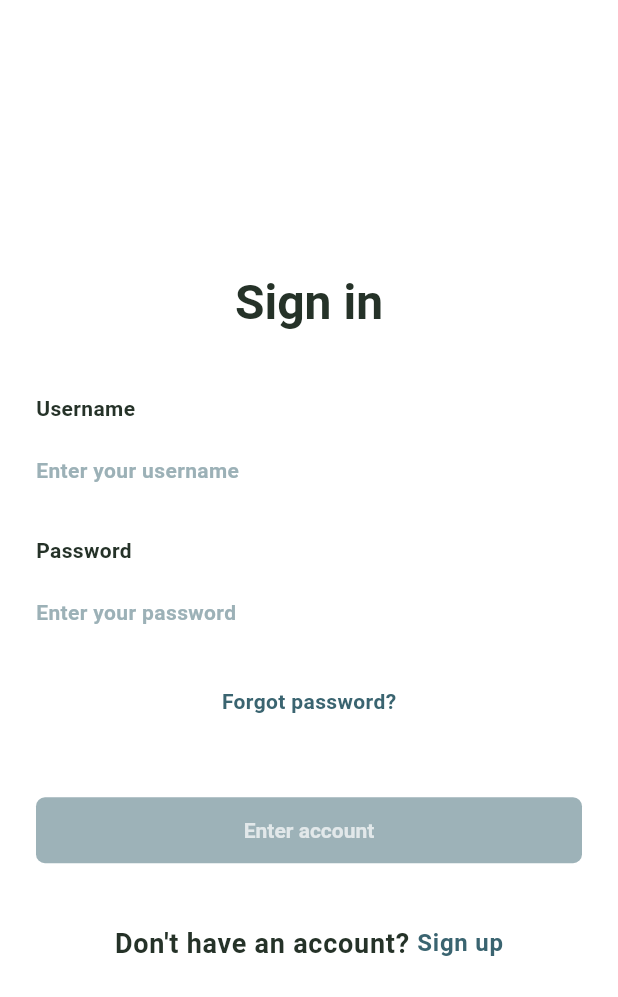
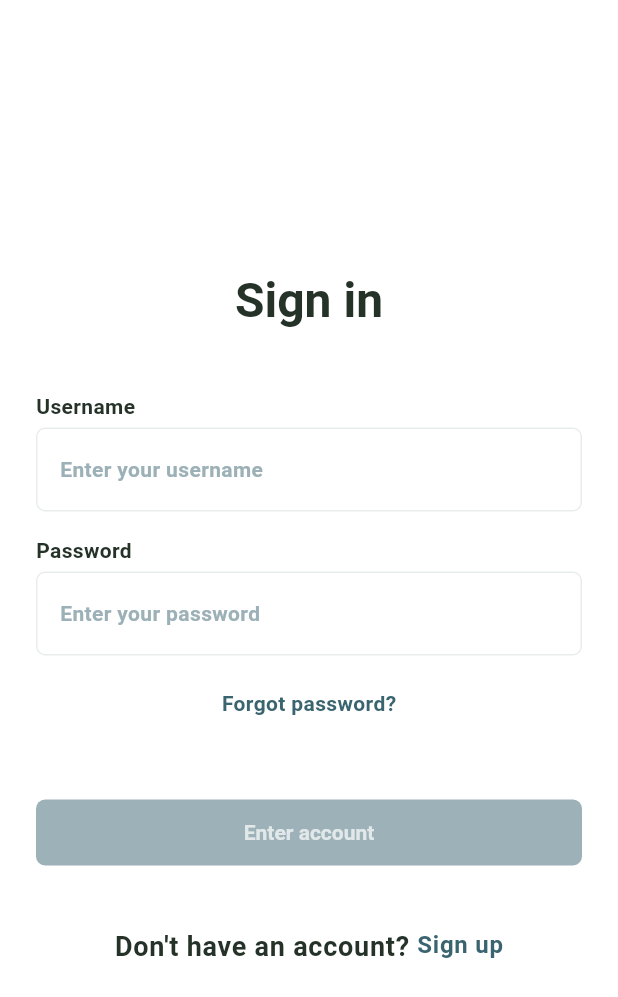
Before and after one commit to guysiman/sensy_patient_app, a Flutter app: the screen it shows after launch, on a phone screen of 412 x 824 dp. Shown: the top 997 px of the screen. Run offline on Flutter 3.47's test engine with Material 3 defaults, Android fonts, the light colour scheme and no system bars; our stand-ins replace firebase_core, flutter_blue; accounts and stored records are empty.

Commit message:
fix border color

```diff
--- a/lib/screens/sign_in_page.dart
+++ b/lib/screens/sign_in_page.dart
@@ -75,7 +75,15 @@ class _SignInPageState extends State<SignInPage> {
                         Theme.of(context).textTheme.bodyMedium?.copyWith(
                               color: Theme.of(context).hintColor,
                             ),
-                    border: InputBorder.none,
+                    border: OutlineInputBorder(
+                        borderRadius: BorderRadius.circular(6),
+                        borderSide: BorderSide(color: Color(0xFFE8EDEC))),
+                    enabledBorder: OutlineInputBorder(
+                      borderRadius: BorderRadius.circular(6),
+                      borderSide: BorderSide(
+                          color: Color(
+                              0xFFE8EDEC)), // Border color when not focused
+                    ),
                     floatingLabelBehavior: FloatingLabelBehavior.never,
                   ),
                 ),
@@ -97,7 +105,15 @@ class _SignInPageState extends State<SignInPage> {
                         Theme.of(context).textTheme.bodyMedium?.copyWith(
                               color: Theme.of(context).hintColor,
                             ),
-                    border: InputBorder.none,
+                    border: OutlineInputBorder(
+                        borderRadius: BorderRadius.circular(6),
+                        borderSide: BorderSide(color: Color(0xFFE8EDEC))),
+                    enabledBorder: OutlineInputBorder(
+                      borderRadius: BorderRadius.circular(6),
+                      borderSide: BorderSide(
+                          color: Color(
+                              0xFFE8EDEC)), // Border color when not focused
+                    ),
                     floatingLabelBehavior: FloatingLabelBehavior.never,
                   ),
                 ),
```
